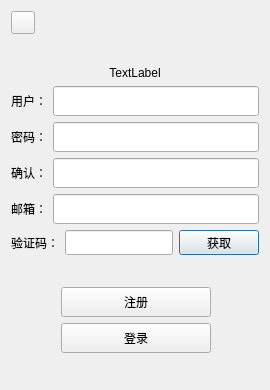
First picture: the form in src/registerdialog.ui, repository ZhangYan0001/Chat, before the edit.
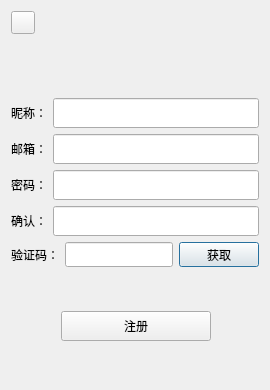
Second picture: the form after the edit.

```diff
--- a/src/registerdialog.ui
+++ b/src/registerdialog.ui
@@ -49,7 +49,7 @@
    <item>
     <widget class="QLabel" name="err_label">
      <property name="text">
-      <string>TextLabel</string>
+      <string/>
      </property>
      <property name="alignment">
       <set>Qt::AlignmentFlag::AlignCenter</set>
@@ -73,7 +73,7 @@
         </size>
        </property>
        <property name="text">
-        <string>用户：</string>
+        <string>昵称：</string>
        </property>
       </widget>
      </item>
@@ -95,6 +95,45 @@
      </item>
     </layout>
    </item>
+   <item>
+    <layout class="QHBoxLayout" name="horizontalLayout_3">
+     <item>
+      <widget class="QLabel" name="email_label">
+       <property name="minimumSize">
+        <size>
+         <width>0</width>
+         <height>30</height>
+        </size>
+       </property>
+       <property name="maximumSize">
+        <size>
+         <width>16777215</width>
+         <height>30</height>
+        </size>
+       </property>
+       <property name="text">
+        <string>邮箱：</string>
+       </property>
+      </widget>
+     </item>
+     <item>
+      <widget class="QLineEdit" name="email_edit">
+       <property name="minimumSize">
+        <size>
+         <width>0</width>
+         <height>30</height>
+        </size>
+       </property>
+       <property name="maximumSize">
+        <size>
+         <width>16777215</width>
+         <height>30</height>
+        </size>
+       </property>
+      </widget>
+     </item>
+    </layout>
+   </item>
    <item>
     <layout class="QHBoxLayout" name="horizontalLayout">
      <item>
@@ -173,45 +212,6 @@
      </item>
     </layout>
    </item>
-   <item>
-    <layout class="QHBoxLayout" name="horizontalLayout_3">
-     <item>
-      <widget class="QLabel" name="email_label">
-       <property name="minimumSize">
-        <size>
-         <width>0</width>
-         <height>30</height>
-        </size>
-       </property>
-       <property name="maximumSize">
-        <size>
-         <width>16777215</width>
-         <height>30</height>
-        </size>
-       </property>
-       <property name="text">
-        <string>邮箱：</string>
-       </property>
-      </widget>
-     </item>
-     <item>
-      <widget class="QLineEdit" name="email_edit">
-       <property name="minimumSize">
-        <size>
-         <width>0</width>
-         <height>30</height>
-        </size>
-       </property>
-       <property name="maximumSize">
-        <size>
-         <width>16777215</width>
-         <height>30</height>
-        </size>
-       </property>
-      </widget>
-     </item>
-    </layout>
-   </item>
    <item>
     <layout class="QHBoxLayout" name="horizontalLayout_4">
      <item>
@@ -283,28 +283,6 @@
        </property>
       </widget>
      </item>
-     <item>
-      <widget class="QPushButton" name="login_btn">
-       <property name="minimumSize">
-        <size>
-         <width>150</width>
-         <height>30</height>
-        </size>
-       </property>
-       <property name="maximumSize">
-        <size>
-         <width>150</width>
-         <height>30</height>
-        </size>
-       </property>
-       <property name="layoutDirection">
-        <enum>Qt::LayoutDirection::LeftToRight</enum>
-       </property>
-       <property name="text">
-        <string>登录</string>
-       </property>
-      </widget>
-     </item>
     </layout>
    </item>
    <item>
```
Left out of the diff: 29 changed lines with no effect on the pictures.
